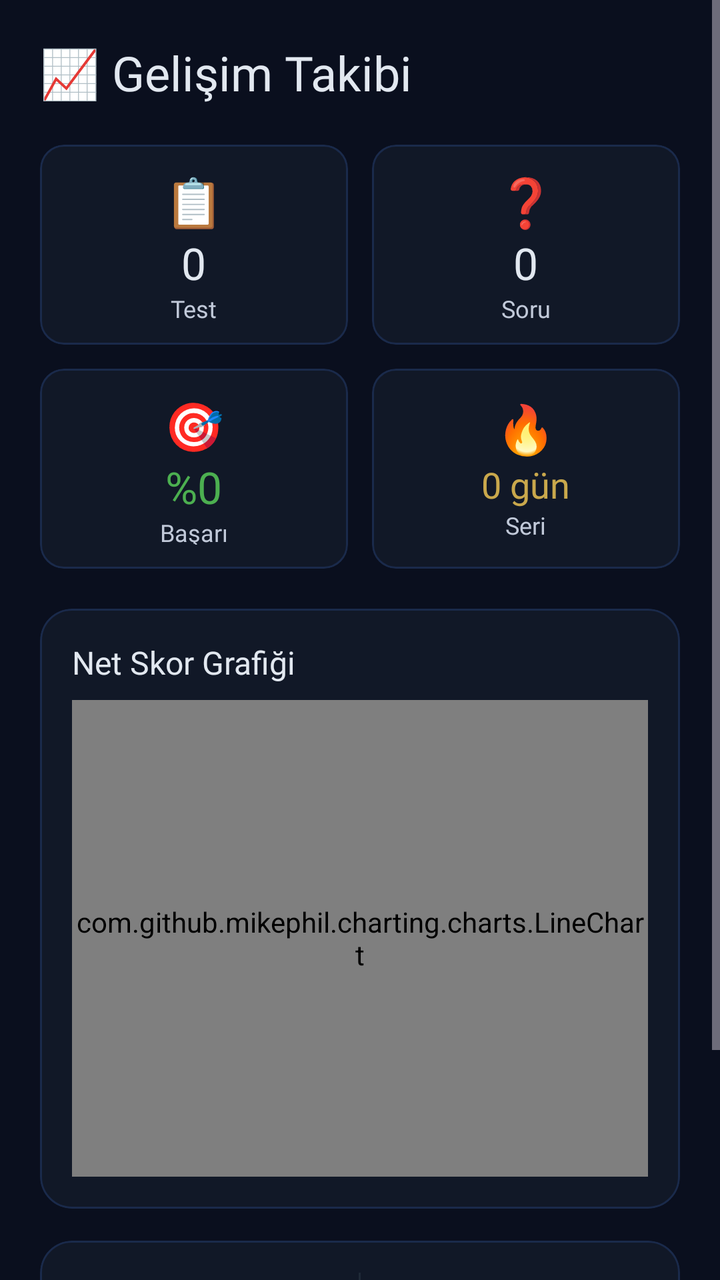
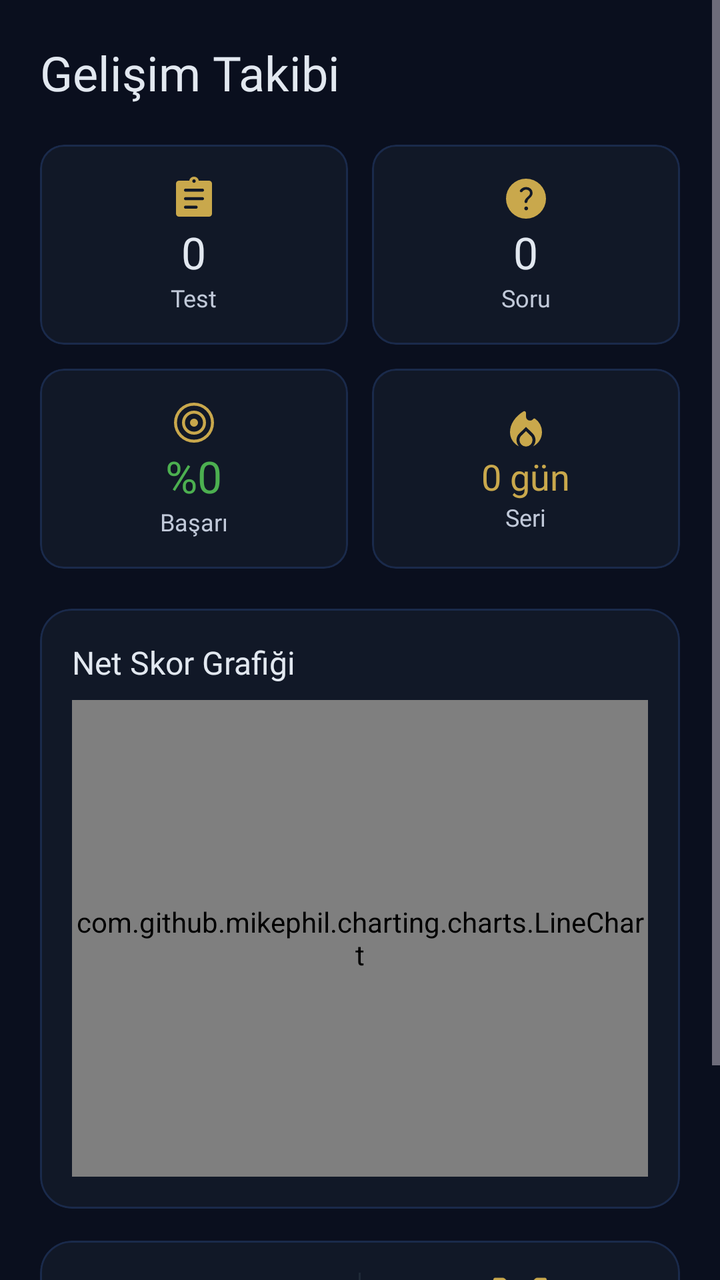

Compare the two renders of this Android layout. The source of the first and the diff that turns it into the second are given below.
<!-- AndroidManifest.xml: application theme Theme.KPSSArena -->
<!-- res/layout/fragment_stats.xml -->
<?xml version="1.0" encoding="utf-8"?>
<ScrollView
    xmlns:android="http://schemas.android.com/apk/res/android"
    xmlns:app="http://schemas.android.com/apk/res-auto"
    android:layout_width="match_parent"
    android:layout_height="match_parent"
    android:background="@color/background">
    <LinearLayout
        android:layout_width="match_parent"
        android:layout_height="wrap_content"
        android:orientation="vertical"
        android:padding="20dp">
        <TextView
            android:layout_width="wrap_content"
            android:layout_height="wrap_content"
            android:text="@string/stats_title"
            android:textColor="@color/on_surface"

            android:textSize="24sp"
            android:fontFamily="@font/playfair_display_bold"
            android:layout_marginBottom="20dp" />
        
        <LinearLayout
            android:layout_width="match_parent"
            android:layout_height="wrap_content"
            android:orientation="horizontal"
            android:layout_marginBottom="12dp">
            <com.google.android.material.card.MaterialCardView
                android:layout_width="0dp"
                android:layout_height="100dp"
                android:layout_weight="1"
                android:layout_marginEnd="6dp"
                app:cardCornerRadius="12dp"
                app:cardBackgroundColor="@color/surface">
                <LinearLayout
                    android:layout_width="match_parent"
                    android:layout_height="match_parent"
                    android:orientation="vertical"
                    android:gravity="center"
                    android:padding="12dp">
                    <TextView
                        android:layout_width="wrap_content"
                        android:layout_height="wrap_content"
                        android:text="@string/icon_clipboard"
                        android:textSize="24sp" />
                    <TextView
                        android:id="@+id/tv_total_tests"
                        android:layout_width="wrap_content"
                        android:layout_height="wrap_content"
                        android:text="@string/placeholder_zero"
                        android:textColor="@color/on_surface"
                        android:textSize="22sp"
                        android:fontFamily="@font/inter_bold" />

                    <TextView
                        android:layout_width="wrap_content"
                        android:layout_height="wrap_content"
                        android:text="@string/label_test_count"
                        android:textColor="@color/on_surface_variant"
                        android:textSize="12sp" />
                </LinearLayout>
            </com.google.android.material.card.MaterialCardView>
            <com.google.android.material.card.MaterialCardView
                android:layout_width="0dp"
                android:layout_height="100dp"
                android:layout_weight="1"
                android:layout_marginStart="6dp"
                app:cardCornerRadius="12dp"
                app:cardBackgroundColor="@color/surface">
                <LinearLayout
                    android:layout_width="match_parent"
                    android:layout_height="match_parent"
                    android:orientation="vertical"
                    android:gravity="center"
                    android:padding="12dp">
                    <TextView
                        android:layout_width="wrap_content"
                        android:layout_height="wrap_content"
                        android:text="@string/icon_question_mark"
                        android:textSize="24sp" />
                    <TextView
                        android:id="@+id/tv_total_questions"
                        android:layout_width="wrap_content"
                        android:layout_height="wrap_content"
                        android:text="@string/placeholder_zero"
                        android:textColor="@color/on_surface"
                        android:textSize="22sp"

                        android:fontFamily="@font/inter_bold" />
                    <TextView
                        android:layout_width="wrap_content"
                        android:layout_height="wrap_content"
                        android:text="@string/label_question_count"
                        android:textColor="@color/on_surface_variant"
                        android:textSize="12sp" />
                </LinearLayout>
            </com.google.android.material.card.MaterialCardView>
        </LinearLayout>
        <LinearLayout
            android:layout_width="match_parent"
            android:layout_height="wrap_content"
            android:orientation="horizontal"
            android:layout_marginBottom="20dp">
            <com.google.android.material.card.MaterialCardView
                android:layout_width="0dp"
                android:layout_height="100dp"
                android:layout_weight="1"
                android:layout_marginEnd="6dp"
                app:cardCornerRadius="12dp"
                app:cardBackgroundColor="@color/surface">
                <LinearLayout
                    android:layout_width="match_parent"
                    android:layout_height="match_parent"
                    android:orientation="vertical"
                    android:gravity="center"
                    android:padding="12dp">
                    <TextView
                        android:layout_width="wrap_content"
                        android:layout_height="wrap_content"
                        android:text="@string/icon_target"

                        android:textSize="24sp" />
                    <TextView
                        android:id="@+id/tv_overall_accuracy"
                        android:layout_width="wrap_content"
                        android:layout_height="wrap_content"
                        android:text="@string/placeholder_percent_zero"
                        android:textColor="@color/success"
                        android:textSize="22sp"
                        android:fontFamily="@font/inter_bold" />
                    <TextView
                        android:layout_width="wrap_content"
                        android:layout_height="wrap_content"
                        android:text="@string/label_success_rate"
                        android:textColor="@color/on_surface_variant"
                        android:textSize="12sp" />
                </LinearLayout>
            </com.google.android.material.card.MaterialCardView>
            <com.google.android.material.card.MaterialCardView
                android:layout_width="0dp"
                android:layout_height="100dp"
                android:layout_weight="1"
                android:layout_marginStart="6dp"
                app:cardCornerRadius="12dp"
                app:cardBackgroundColor="@color/surface">
                <LinearLayout
                    android:layout_width="match_parent"
                    android:layout_height="match_parent"
                    android:orientation="vertical"
                    android:gravity="center"
                    android:padding="12dp">
                    <TextView
                        android:layout_width="wrap_content"
                        android:layout_height="wrap_content"

                        android:text="@string/home_streak_emoji"
                        android:textSize="24sp" />
                    <TextView
                        android:id="@+id/tv_current_streak"
                        android:layout_width="wrap_content"
                        android:layout_height="wrap_content"
                        android:text="@string/placeholder_streak_days_default"
                        android:textColor="@color/primary"
                        android:textSize="18sp"
                        android:fontFamily="@font/inter_bold" />
                    <TextView
                        android:layout_width="wrap_content"
                        android:layout_height="wrap_content"
                        android:text="@string/label_streak"
                        android:textColor="@color/on_surface_variant"
                        android:textSize="12sp" />
                </LinearLayout>
            </com.google.android.material.card.MaterialCardView>
        </LinearLayout>
        
        <com.google.android.material.card.MaterialCardView
            android:layout_width="match_parent"
            android:layout_height="300dp"
            app:cardCornerRadius="16dp"
            app:cardBackgroundColor="@color/surface"
            android:layout_marginBottom="16dp">
            <LinearLayout
                android:layout_width="match_parent"
                android:layout_height="match_parent"
                android:orientation="vertical"
                android:padding="16dp">
                <TextView

                    android:layout_width="wrap_content"
                    android:layout_height="wrap_content"
                    android:text="@string/stats_net_score_chart_title"
                    android:textColor="@color/on_surface"
                    android:textSize="16sp"
                    android:fontFamily="@font/inter_bold"
                    android:layout_marginBottom="8dp" />
                <com.github.mikephil.charting.charts.LineChart
                    android:id="@+id/line_chart"
                    android:layout_width="match_parent"
                    android:layout_height="0dp"
                    android:layout_weight="1" />
            </LinearLayout>
        </com.google.android.material.card.MaterialCardView>
        
        <com.google.android.material.card.MaterialCardView
            android:layout_width="match_parent"
            android:layout_height="wrap_content"
            app:cardCornerRadius="16dp"
            app:cardBackgroundColor="@color/surface"
            android:layout_marginBottom="16dp">
            <LinearLayout
                android:layout_width="match_parent"
                android:layout_height="wrap_content"
                android:orientation="horizontal"
                android:padding="16dp">
                <LinearLayout
                    android:layout_width="0dp"
                    android:layout_height="wrap_content"
                    android:layout_weight="1"
                    android:orientation="vertical"
                    android:gravity="center">
                    <TextView

                        android:layout_width="wrap_content"
                        android:layout_height="wrap_content"
                        android:text="@string/icon_trophy"
                        android:textSize="32sp" />
                    <TextView
                        android:id="@+id/tv_highest_score"
                        android:layout_width="wrap_content"
                        android:layout_height="wrap_content"
                        android:text="@string/placeholder_zero"
                        android:textColor="@color/primary"
                        android:textSize="24sp"
                        android:fontFamily="@font/inter_bold" />
                    <TextView
                        android:layout_width="wrap_content"
                        android:layout_height="wrap_content"
                        android:text="@string/label_highest_score"
                        android:textColor="@color/on_surface_variant"
                        android:textSize="12sp" />
                </LinearLayout>
                <View
                    android:layout_width="1dp"
                    android:layout_height="match_parent"
                    android:background="@color/divider"
                    android:layout_marginHorizontal="16dp" />
                <LinearLayout
                    android:layout_width="0dp"
                    android:layout_height="wrap_content"
                    android:layout_weight="1"
                    android:orientation="vertical"
                    android:gravity="center">
                    <TextView
                        android:layout_width="wrap_content"
                        android:layout_height="wrap_content"
                        android:text="@string/icon_swords"

                        android:textSize="32sp" />
                    <TextView
                        android:id="@+id/tv_matches_won"
                        android:layout_width="wrap_content"
                        android:layout_height="wrap_content"
                        android:text="@string/placeholder_fraction_zero"
                        android:textColor="@color/on_surface"
                        android:textSize="24sp"
                        android:fontFamily="@font/inter_bold" />
                    <TextView
                        android:layout_width="wrap_content"
                        android:layout_height="wrap_content"
                        android:text="@string/label_match_wins"
                        android:textColor="@color/on_surface_variant"
                        android:textSize="12sp" />
                </LinearLayout>
            </LinearLayout>
        </com.google.android.material.card.MaterialCardView>
    </LinearLayout>
</ScrollView>
<!-- resources referenced by this layout -->
<resources>
  <string name="home_streak_emoji">🔥</string>
  <string name="icon_clipboard">📋</string>
  <string name="icon_question_mark">❓</string>
  <string name="icon_swords">⚔️</string>
  <string name="icon_target">🎯</string>
  <string name="icon_trophy">🏆</string>
  <string name="stats_title">📈 Gelişim Takibi</string>
  <!-- unchanged entries left out for length: 22 -->
</resources>

<!-- the commit's change to res/layout/fragment_stats.xml (unified diff, before → after) -->
@@ -38,11 +38,12 @@
                     android:orientation="vertical"
                     android:gravity="center"
                     android:padding="12dp">
-                    <TextView
-                        android:layout_width="wrap_content"
-                        android:layout_height="wrap_content"
-                        android:text="@string/icon_clipboard"
-                        android:textSize="24sp" />
+                    <ImageView
+                        android:layout_width="24dp"
+                        android:layout_height="24dp"
+                        android:src="@drawable/ic_sym_assignment"
+                        app:tint="@color/primary"
+                        android:importantForAccessibility="no" />
                     <TextView
                         android:id="@+id/tv_total_tests"
                         android:layout_width="wrap_content"
@@ -73,11 +74,12 @@
                     android:orientation="vertical"
                     android:gravity="center"
                     android:padding="12dp">
-                    <TextView
-                        android:layout_width="wrap_content"
-                        android:layout_height="wrap_content"
-                        android:text="@string/icon_question_mark"
-                        android:textSize="24sp" />
+                    <ImageView
+                        android:layout_width="24dp"
+                        android:layout_height="24dp"
+                        android:src="@drawable/ic_sym_help"
+                        app:tint="@color/primary"
+                        android:importantForAccessibility="no" />
                     <TextView
                         android:id="@+id/tv_total_questions"
                         android:layout_width="wrap_content"
@@ -114,12 +116,12 @@
                     android:orientation="vertical"
                     android:gravity="center"
                     android:padding="12dp">
-                    <TextView
-                        android:layout_width="wrap_content"
-                        android:layout_height="wrap_content"
-                        android:text="@string/icon_target"
-
-                        android:textSize="24sp" />
+                    <ImageView
+                        android:layout_width="24dp"
+                        android:layout_height="24dp"
+                        android:src="@drawable/ic_sym_target"
+                        app:tint="@color/primary"
+                        android:importantForAccessibility="no" />
                     <TextView
                         android:id="@+id/tv_overall_accuracy"
                         android:layout_width="wrap_content"
@@ -149,12 +151,12 @@
                     android:orientation="vertical"
                     android:gravity="center"
                     android:padding="12dp">
-                    <TextView
-                        android:layout_width="wrap_content"
-                        android:layout_height="wrap_content"
-
-                        android:text="@string/home_streak_emoji"
-                        android:textSize="24sp" />
+                    <ImageView
+                        android:layout_width="24dp"
+                        android:layout_height="24dp"
+                        android:src="@drawable/ic_sym_local_fire_department"
+                        app:tint="@color/primary"
+                        android:importantForAccessibility="no" />
                     <TextView
                         android:id="@+id/tv_current_streak"
                         android:layout_width="wrap_content"
@@ -218,12 +220,17 @@
                     android:layout_weight="1"
                     android:orientation="vertical"
                     android:gravity="center">
-                    <TextView
-
-                        android:layout_width="wrap_content"
-                        android:layout_height="wrap_content"
-                        android:text="@string/icon_trophy"
-                        android:textSize="32sp" />
+                    <ImageView
+
+                        android:layout_width="32dp"
+
+                        android:layout_height="32dp"
+
+                        android:src="@drawable/ic_sym_emoji_events"
+
+                        app:tint="@color/primary"
+
+                        android:importantForAccessibility="no" />
                     <TextView
                         android:id="@+id/tv_highest_score"
                         android:layout_width="wrap_content"
@@ -250,12 +257,12 @@
                     android:layout_weight="1"
                     android:orientation="vertical"
                     android:gravity="center">
-                    <TextView
-                        android:layout_width="wrap_content"
-                        android:layout_height="wrap_content"
-                        android:text="@string/icon_swords"
-
-                        android:textSize="32sp" />
+                    <ImageView
+                        android:layout_width="32dp"
+                        android:layout_height="32dp"
+                        android:src="@drawable/ic_sym_swords"
+                        app:tint="@color/primary"
+                        android:importantForAccessibility="no" />
                     <TextView
                         android:id="@+id/tv_matches_won"
                         android:layout_width="wrap_content"
<!-- resource entries referenced after the edit -->
@@ -1,12 +1,78 @@
 <!-- resources referenced by this layout -->
 <resources>
-  <string name="home_streak_emoji">🔥</string>
-  <string name="icon_clipboard">📋</string>
-  <string name="icon_question_mark">❓</string>
-  <string name="icon_swords">⚔️</string>
-  <string name="icon_target">🎯</string>
-  <string name="icon_trophy">🏆</string>
-  <string name="stats_title">📈 Gelişim Takibi</string>
+  <!-- drawable ic_sym_assignment (drawable) -->
+  <vector xmlns:android="http://schemas.android.com/apk/res/android"
+      android:width="24dp"
+      android:height="24dp"
+      android:viewportWidth="960"
+      android:viewportHeight="960">
+      <group android:translateY="960">
+          <path
+              android:fillColor="#FFFFFFFF"
+              android:pathData="M180-120q-24.75 0-42.37-17.63Q120-155.25 120-180v-600q0-24.75 17.63-42.38Q155.25-840 180-840h205q5-35 32-57.5t63-22.5q36 0 63 22.5t32 57.5h205q24.75 0 42.38 17.62Q840-804.75 840-780v600q0 24.75-17.62 42.37Q804.75-120 780-120H180Zm130-160h213q12.75 0 21.38-8.68 8.62-8.67 8.62-21.5 0-12.82-8.62-21.32-8.63-8.5-21.38-8.5H310q-12.75 0-21.37 8.68-8.63 8.67-8.63 21.5 0 12.82 8.63 21.32 8.62 8.5 21.37 8.5Zm0-170h340q12.75 0 21.38-8.68 8.62-8.67 8.62-21.5 0-12.82-8.62-21.32-8.63-8.5-21.38-8.5H310q-12.75 0-21.37 8.68-8.63 8.67-8.63 21.5 0 12.82 8.63 21.32 8.62 8.5 21.37 8.5Zm0-170h340q12.75 0 21.38-8.68 8.62-8.67 8.62-21.5 0-12.82-8.62-21.32-8.63-8.5-21.38-8.5H310q-12.75 0-21.37 8.68-8.63 8.67-8.63 21.5 0 12.82 8.63 21.32 8.62 8.5 21.37 8.5Zm170-177q14 0 24.5-10.5T515-832q0-14-10.5-24.5T480-867q-14 0-24.5 10.5T445-832q0 14 10.5 24.5T480-797Z" />
+      </group>
+  </vector>
+  <!-- drawable ic_sym_emoji_events (drawable) -->
+  <vector xmlns:android="http://schemas.android.com/apk/res/android"
+      android:width="24dp"
+      android:height="24dp"
+      android:viewportWidth="960"
+      android:viewportHeight="960">
+      <group android:translateY="960">
+          <path
+              android:fillColor="#FFFFFFFF"
+              android:pathData="M284-526v-166H180v44q0 45 29.5 78.5T284-526Zm392 0q45-10 74.5-43.5T780-648v-44H676v166ZM450-180v-148q-54-11-96-46.5T296-463q-74-8-125-60t-51-125v-44q0-24.75 17.63-42.38Q155.25-752 180-752h104v-28q0-24.75 17.63-42.38Q319.25-840 344-840h272q24.75 0 42.38 17.62Q676-804.75 676-780v28h104q24.75 0 42.38 17.62Q840-716.75 840-692v44q0 73-51 125t-125 60q-16 53-58 88.5T510-328v148h122q12.75 0 21.38 8.68 8.62 8.67 8.62 21.5 0 12.82-8.62 21.32-8.63 8.5-21.38 8.5H328q-12.75 0-21.37-8.68-8.63-8.67-8.63-21.5 0-12.82 8.63-21.32 8.62-8.5 21.37-8.5h122Z" />
+      </group>
+  </vector>
+  <!-- drawable ic_sym_help (drawable) -->
+  <vector xmlns:android="http://schemas.android.com/apk/res/android"
+      android:width="24dp"
+      android:height="24dp"
+      android:viewportWidth="960"
+      android:viewportHeight="960">
+      <group android:translateY="960">
+          <path
+              android:fillColor="#FFFFFFFF"
+              android:pathData="M484.03-247Q500-247 511-258.03q11-11.03 11-27T510.97-312q-11.03-11-27-11T457-311.97q-11 11.03-11 27T457.03-258q11.03 11 27 11Zm-3.76 167q-82.74 0-155.5-31.5Q252-143 197.5-197.5t-86-127.34Q80-397.68 80-480.5t31.5-155.66Q143-709 197.5-763t127.34-85.5Q397.68-880 480.5-880t155.66 31.5Q709-817 763-763t85.5 127Q880-563 880-480.27q0 82.74-31.5 155.5Q817-252 763-197.68q-54 54.31-127 86Q563-80 480.27-80Zm2.5-580Q513-660 536-641.5q23 18.5 23 47.2 0 26.3-15.65 45.73Q527.7-529.14 508-512q-23 19-40 42.38-17 23.39-17 52.62 0 11 8.4 17.5T479-393q12 0 19.88-8 7.87-8 10.12-20 3-21 16-38t30.23-30.78Q580-510 596-537q16-27 16-58.61 0-50.39-37.5-83.89T485.55-713Q450-713 417-698t-54 44q-7 10-6.5 21.5t9.47 18.5q11.41 8 23.65 5 12.23-3 20.38-14 12.75-17.9 31.88-27.45Q461-660 482.77-660Z" />
+      </group>
+  </vector>
+  <!-- drawable ic_sym_local_fire_department (drawable) -->
+  <vector xmlns:android="http://schemas.android.com/apk/res/android"
+      android:width="24dp"
+      android:height="24dp"
+      android:viewportWidth="960"
+      android:viewportHeight="960">
+      <group android:translateY="960">
+          <path
+              android:fillColor="#FFFFFFFF"
+              android:pathData="M160-400q0-116 71.5-225T428-811q17-11 34.5-.5T480-780v72q0 34 23.5 57t57.5 23q18 0 33.5-7.5T622-658q8-9 18-12.5t19 2.5q66 45 103.5 116T800-400q0 95-49 171.5T622-113q23-26 35.5-58t12.5-67q0-38-14-71.5T615-370L480-502 346-370q-28 27-42 60.5T290-238q0 35 12.5 67t35.5 58q-80-39-129-115.5T160-400Zm320-18 92 90q18 18 28 41t10 49q0 53-38 90.5T480-110q-54 0-92-37.5T350-238q0-26 9.5-49t28.5-41l92-90Z" />
+      </group>
+  </vector>
+  <!-- drawable ic_sym_swords (drawable) -->
+  <vector xmlns:android="http://schemas.android.com/apk/res/android"
+      android:width="24dp"
+      android:height="24dp"
+      android:viewportWidth="960"
+      android:viewportHeight="960">
+      <group android:translateY="960">
+          <path
+              android:fillColor="#FFFFFFFF"
+              android:pathData="M769-88 645-212l-67 67q-19 19-35.5 4.5T514-167q-17-17-17-42t17-42l199-199q17-17 42-17t42 17q12 12 26.5 28.5T819-386l-67 67 123 124q9 9 9 21t-9 21l-64 65q-9 9-21 9t-21-9Zm102-627L427-271l19 20q30 30 15 57t-37 49q-9 9-21 9t-21-9l-67-67L191-88q-9 9-21 9t-21-9l-65-65q-9-9-9-21t9-21l124-124-67-67q-9-9-9-21t9-21q22-22 49-37t57 15l20 19 435-435q8-8 19.5-13t23.5-5h105q13 0 21.5 8.5T880-854v118q0 6-2 11t-7 10ZM257-547 98-706q-8-8-13-19.5T80-749v-105q0-13 8.5-21.5T110-884h105q12 0 23.5 5t19.5 13l159 159q9 9 9 21t-9 21L299-547q-9 9-21 9t-21-9Z" />
+      </group>
+  </vector>
+  <!-- drawable ic_sym_target (drawable) -->
+  <vector xmlns:android="http://schemas.android.com/apk/res/android"
+      android:width="24dp"
+      android:height="24dp"
+      android:viewportWidth="960"
+      android:viewportHeight="960">
+      <group android:translateY="960">
+          <path
+              android:fillColor="#FFFFFFFF"
+              android:pathData="M480-80q-83 0-156-31.5T197-197q-54-54-85.5-127T80-480q0-83 31.5-156T197-763q54-54 127-85.5T480-880q83 0 156 31.5T763-763q54 54 85.5 127T880-480q0 83-31.5 156T763-197q-54 54-127 85.5T480-80Zm0-60q142.38 0 241.19-98.81Q820-337.63 820-480q0-142.38-98.81-241.19T480-820q-142.37 0-241.19 98.81Q140-622.38 140-480q0 142.37 98.81 241.19Q337.63-140 480-140Zm0-100q-100 0-170-70t-70-170q0-100 70-170t170-70q100 0 170 70t70 170q0 100-70 170t-170 70Zm0-60q75 0 127.5-52.5T660-480q0-75-52.5-127.5T480-660q-75 0-127.5 52.5T300-480q0 75 52.5 127.5T480-300Zm0-100q-33 0-56.5-23.5T400-480q0-33 23.5-56.5T480-560q33 0 56.5 23.5T560-480q0 33-23.5 56.5T480-400Z" />
+      </group>
+  </vector>
+  <string name="stats_title">Gelişim Takibi</string>
   <!-- unchanged entries left out for length: 22 -->
 </resources>
 
